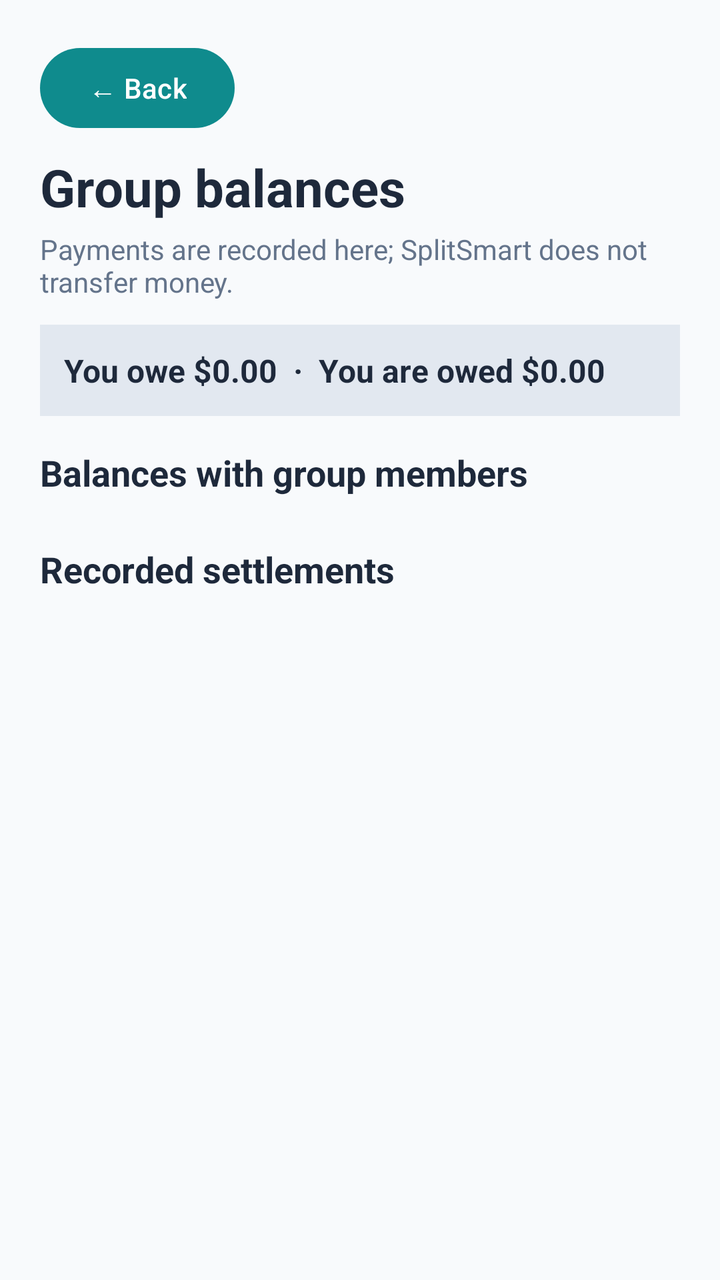
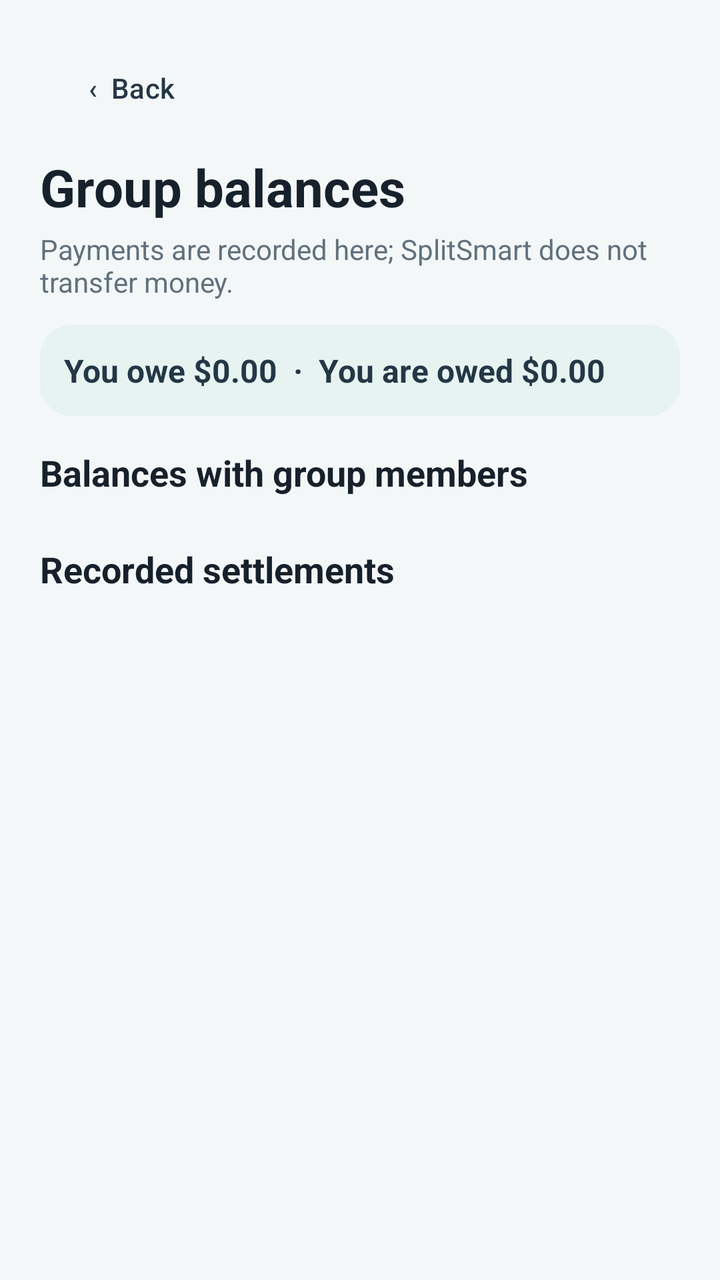

Compare the two renders of this Android layout. The source of the first and the diff that turns it into the second are given below.
<!-- AndroidManifest.xml: application theme Theme.MyApplication -->
<!-- res/layout/activity_balance.xml -->
<?xml version="1.0" encoding="utf-8"?>
<LinearLayout xmlns:android="http://schemas.android.com/apk/res/android"
    android:layout_width="match_parent"
    android:layout_height="match_parent"
    android:orientation="vertical"
    android:padding="20dp"
    android:background="#F8FAFC">

    <Button
        android:id="@+id/btnBalanceBack"
        android:layout_width="wrap_content"
        android:layout_height="wrap_content"
        android:text="← Back" />

    <TextView
        android:id="@+id/tvBalanceGroupName"
        android:layout_width="match_parent"
        android:layout_height="wrap_content"
        android:text="Group balances"
        android:textSize="26sp"
        android:textStyle="bold"
        android:textColor="#1E293B"
        android:layout_marginTop="8dp" />

    <TextView
        android:layout_width="match_parent"
        android:layout_height="wrap_content"
        android:text="Payments are recorded here; SplitSmart does not transfer money."
        android:textSize="14sp"
        android:textColor="#64748B"
        android:layout_marginTop="4dp"
        android:layout_marginBottom="12dp" />

    <TextView
        android:id="@+id/tvBalanceTotals"
        android:layout_width="match_parent"
        android:layout_height="wrap_content"
        android:text="You owe $0.00  ·  You are owed $0.00"
        android:textSize="16sp"
        android:textStyle="bold"
        android:textColor="#1E293B"
        android:padding="12dp"
        android:background="#E2E8F0" />

    <TextView
        android:id="@+id/tvBalanceError"
        android:layout_width="match_parent"
        android:layout_height="wrap_content"
        android:textColor="#DC2626"
        android:visibility="gone"
        android:layout_marginTop="8dp" />

    <ScrollView
        android:layout_width="match_parent"
        android:layout_height="0dp"
        android:layout_weight="1"
        android:fillViewport="true"
        android:layout_marginTop="8dp">

        <LinearLayout
            android:layout_width="match_parent"
            android:layout_height="wrap_content"
            android:orientation="vertical">

            <TextView
                android:layout_width="match_parent"
                android:layout_height="wrap_content"
                android:text="Balances with group members"
                android:textSize="18sp"
                android:textStyle="bold"
                android:textColor="#1E293B"
                android:layout_marginTop="8dp"
                android:layout_marginBottom="4dp" />

            <TextView
                android:id="@+id/tvNoBalances"
                android:layout_width="match_parent"
                android:layout_height="wrap_content"
                android:text="No other members in this group yet."
                android:textColor="#64748B"
                android:visibility="gone"
                android:padding="8dp" />

            <LinearLayout
                android:id="@+id/layoutBalanceRows"
                android:layout_width="match_parent"
                android:layout_height="wrap_content"
                android:orientation="vertical" />

            <TextView
                android:layout_width="match_parent"
                android:layout_height="wrap_content"
                android:text="Recorded settlements"
                android:textSize="18sp"
                android:textStyle="bold"
                android:textColor="#1E293B"
                android:layout_marginTop="20dp"
                android:layout_marginBottom="4dp" />

            <TextView
                android:id="@+id/tvSettlementError"
                android:layout_width="match_parent"
                android:layout_height="wrap_content"
                android:textColor="#DC2626"
                android:visibility="gone" />

            <TextView
                android:id="@+id/tvNoSettlements"
                android:layout_width="match_parent"
                android:layout_height="wrap_content"
                android:text="No settlements have been recorded."
                android:textColor="#64748B"
                android:visibility="gone"
                android:padding="8dp" />

            <LinearLayout
                android:id="@+id/layoutSettlementRows"
                android:layout_width="match_parent"
                android:layout_height="wrap_content"
                android:orientation="vertical" />
        </LinearLayout>
    </ScrollView>
</LinearLayout>
<!-- resources referenced by this layout -->
<resources>
  <style name="Theme.MyApplication" parent="Base.Theme.MyApplication" />
  <style name="Base.Theme.MyApplication" parent="Theme.Material3.DayNight.NoActionBar">
          <item name="colorPrimary">@color/brand_teal</item>
          <item name="colorOnPrimary">@color/white</item>
          <item name="colorSecondary">@color/brand_ink</item>
          <item name="colorOnSecondary">@color/white</item>
      </style>
  <color name="brand_teal">#0F8B8D</color>
  <color name="white">#FFFFFFFF</color>
  <color name="brand_ink">#243746</color>
</resources>

<!-- the commit's change to res/layout/activity_balance.xml (unified diff, before → after) -->
@@ -1,16 +1,21 @@
 <?xml version="1.0" encoding="utf-8"?>
 <LinearLayout xmlns:android="http://schemas.android.com/apk/res/android"
+    xmlns:app="http://schemas.android.com/apk/res-auto"
     android:layout_width="match_parent"
     android:layout_height="match_parent"
     android:orientation="vertical"
     android:padding="20dp"
-    android:background="#F8FAFC">
+    android:background="@color/surface_app">
 
-    <Button
+    <com.google.android.material.button.MaterialButton
         android:id="@+id/btnBalanceBack"
         android:layout_width="wrap_content"
-        android:layout_height="wrap_content"
-        android:text="← Back" />
+        android:layout_height="48dp"
+        android:text="‹  Back"
+        android:textAllCaps="false"
+        android:textColor="@color/brand_ink"
+        app:backgroundTint="@android:color/transparent"
+        app:cornerRadius="14dp" />
 
     <TextView
         android:id="@+id/tvBalanceGroupName"
@@ -19,7 +24,7 @@
         android:text="Group balances"
         android:textSize="26sp"
         android:textStyle="bold"
-        android:textColor="#1E293B"
+        android:textColor="@color/ink"
         android:layout_marginTop="8dp" />
 
     <TextView
@@ -27,7 +32,7 @@
         android:layout_height="wrap_content"
         android:text="Payments are recorded here; SplitSmart does not transfer money."
         android:textSize="14sp"
-        android:textColor="#64748B"
+        android:textColor="@color/text_secondary"
         android:layout_marginTop="4dp"
         android:layout_marginBottom="12dp" />
 
@@ -38,15 +43,15 @@
         android:text="You owe $0.00  ·  You are owed $0.00"
         android:textSize="16sp"
         android:textStyle="bold"
-        android:textColor="#1E293B"
+        android:textColor="@color/brand_ink"
         android:padding="12dp"
-        android:background="#E2E8F0" />
+        android:background="@drawable/bg_summary_card" />
 
     <TextView
         android:id="@+id/tvBalanceError"
         android:layout_width="match_parent"
         android:layout_height="wrap_content"
-        android:textColor="#DC2626"
+        android:textColor="@color/error"
         android:visibility="gone"
         android:layout_marginTop="8dp" />
 
@@ -68,7 +73,7 @@
                 android:text="Balances with group members"
                 android:textSize="18sp"
                 android:textStyle="bold"
-                android:textColor="#1E293B"
+                android:textColor="@color/ink"
                 android:layout_marginTop="8dp"
                 android:layout_marginBottom="4dp" />
 
@@ -77,7 +82,7 @@
                 android:layout_width="match_parent"
                 android:layout_height="wrap_content"
                 android:text="No other members in this group yet."
-                android:textColor="#64748B"
+                android:textColor="@color/text_secondary"
                 android:visibility="gone"
                 android:padding="8dp" />
 
@@ -93,7 +98,7 @@
                 android:text="Recorded settlements"
                 android:textSize="18sp"
                 android:textStyle="bold"
-                android:textColor="#1E293B"
+                android:textColor="@color/ink"
                 android:layout_marginTop="20dp"
                 android:layout_marginBottom="4dp" />
 
@@ -101,7 +106,7 @@
                 android:id="@+id/tvSettlementError"
                 android:layout_width="match_parent"
                 android:layout_height="wrap_content"
-                android:textColor="#DC2626"
+                android:textColor="@color/error"
                 android:visibility="gone" />
 
             <TextView
@@ -109,7 +114,7 @@
                 android:layout_width="match_parent"
                 android:layout_height="wrap_content"
                 android:text="No settlements have been recorded."
-                android:textColor="#64748B"
+                android:textColor="@color/text_secondary"
                 android:visibility="gone"
                 android:padding="8dp" />
 
<!-- resource entries referenced after the edit -->
@@ -10,5 +10,15 @@
   <color name="brand_teal">#0F8B8D</color>
   <color name="white">#FFFFFFFF</color>
   <color name="brand_ink">#243746</color>
+  <color name="error">#B42318</color>
+  <color name="ink">#17212B</color>
+  <color name="surface_app">#F4F7F8</color>
+  <color name="text_secondary">#61717D</color>
+  <!-- drawable bg_summary_card (drawable) -->
+  <?xml version="1.0" encoding="utf-8"?>
+  <shape xmlns:android="http://schemas.android.com/apk/res/android" android:shape="rectangle">
+      <solid android:color="#E6F3F1" />
+      <corners android:radius="16dp" />
+  </shape>
 </resources>
 
